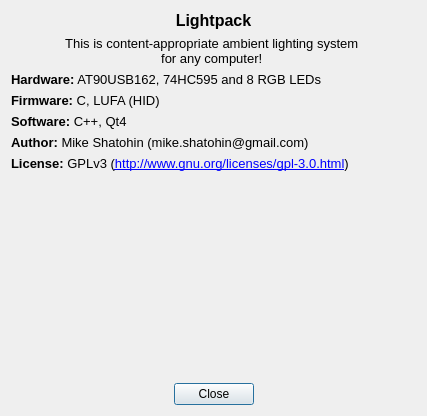
Before: the Qt Designer form Software/src/aboutdialog.ui in Atarity/Lightpack, drawn with Qt 5.
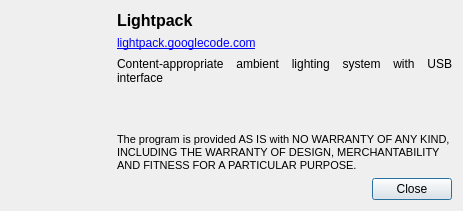
After: the same form once the commit is applied. Icons and pictures are not drawn.

Commit message: Software: new design about dialog; update translation files;

```diff
--- a/Software/src/aboutdialog.ui
+++ b/Software/src/aboutdialog.ui
@@ -6,14 +6,14 @@
    <rect>
     <x>0</x>
     <y>0</y>
-    <width>427</width>
-    <height>416</height>
+    <width>463</width>
+    <height>211</height>
    </rect>
   </property>
   <property name="minimumSize">
    <size>
-    <width>400</width>
-    <height>342</height>
+    <width>450</width>
+    <height>0</height>
    </size>
   </property>
   <property name="windowTitle">
@@ -26,6 +26,55 @@
   <property name="locale">
    <locale language="English" country="UnitedStates"/>
   </property>
+  <layout class="QHBoxLayout" name="horizontalLayout_2">
+   <item>
+    <layout class="QVBoxLayout" name="verticalLayout_2">
+     <item>
+      <widget class="QLabel" name="label">
+       <property name="minimumSize">
+        <size>
+         <width>100</width>
+         <height>0</height>
+        </size>
+       </property>
+       <property name="maximumSize">
+        <size>
+         <width>150</width>
+         <height>150</height>
+        </size>
+       </property>
+       <property name="text">
+        <string/>
+       </property>
+       <property name="pixmap">
+        <pixmap resource="../res/LightpackResources.qrc">:/icons/Lightpack.png</pixmap>
+       </property>
+       <property name="scaledContents">
+        <bool>false</bool>
+       </property>
+       <property name="alignment">
+        <set>Qt::AlignCenter</set>
+       </property>
+      </widget>
+     </item>
+     <item>
+      <spacer name="verticalSpacer_2">
+       <property name="orientation">
+        <enum>Qt::Vertical</enum>
+       </property>
+       <property name="sizeHint" stdset="0">
+        <size>
+         <width>10</width>
+         <height>40</height>
+        </size>
+       </property>
+      </spacer>
+     </item>
+    </layout>
+   </item>
+   <item>
+    <layout class="QVBoxLayout" name="verticalLayout_3">
+     <item>
   <layout class="QVBoxLayout" name="verticalLayout">
    <item>
     <widget class="QLabel" name="label_2">
@@ -33,11 +82,42 @@
       <string>&lt;!DOCTYPE HTML PUBLIC &quot;-//W3C//DTD HTML 4.0//EN&quot; &quot;http://www.w3.org/TR/REC-html40/strict.dtd&quot;&gt;
 &lt;html&gt;&lt;head&gt;&lt;meta name=&quot;qrichtext&quot; content=&quot;1&quot; /&gt;&lt;style type=&quot;text/css&quot;&gt;
 p, li { white-space: pre-wrap; }
-&lt;/style&gt;&lt;/head&gt;&lt;body style=&quot; font-family:'Sans'; font-size:10pt; font-weight:400; font-style:normal;&quot;&gt;
-&lt;p align=&quot;center&quot; style=&quot; margin-top:0px; margin-bottom:0px; margin-left:0px; margin-right:0px; -qt-block-indent:0; text-indent:0px;&quot;&gt;&lt;span style=&quot; font-size:12pt; font-weight:600;&quot;&gt;Lightpack&lt;/span&gt;&lt;/p&gt;&lt;/body&gt;&lt;/html&gt;</string>
+&lt;/style&gt;&lt;/head&gt;&lt;body style=&quot; font-family:'MS Shell Dlg 2'; font-size:8.25pt; font-weight:400; font-style:normal;&quot;&gt;
+&lt;p style=&quot; margin-top:0px; margin-bottom:0px; margin-left:0px; margin-right:0px; -qt-block-indent:0; text-indent:0px;&quot;&gt;&lt;span style=&quot; font-family:'Sans'; font-size:12pt; font-weight:600;&quot;&gt;Lightpack&lt;/span&gt;&lt;/p&gt;&lt;/body&gt;&lt;/html&gt;</string>
      </property>
      <property name="margin">
-      <number>10</number>
+          <number>0</number>
+         </property>
+         <property name="textInteractionFlags">
+          <set>Qt::LinksAccessibleByMouse|Qt::TextSelectableByMouse</set>
+         </property>
+        </widget>
+       </item>
+       <item>
+        <widget class="QLabel" name="label_8">
+         <property name="sizePolicy">
+          <sizepolicy hsizetype="Minimum" vsizetype="Preferred">
+           <horstretch>0</horstretch>
+           <verstretch>0</verstretch>
+          </sizepolicy>
+         </property>
+         <property name="minimumSize">
+          <size>
+           <width>0</width>
+           <height>0</height>
+          </size>
+         </property>
+         <property name="text">
+          <string>&lt;a href=&quot;http://lightpack.googlecode.com/&quot;&gt;lightpack.googlecode.com&lt;/a&gt;</string>
+         </property>
+         <property name="margin">
+          <number>0</number>
+         </property>
+         <property name="openExternalLinks">
+          <bool>true</bool>
+         </property>
+         <property name="textInteractionFlags">
+          <set>Qt::LinksAccessibleByMouse|Qt::TextSelectableByMouse</set>
      </property>
     </widget>
    </item>
@@ -50,12 +130,7 @@
       </sizepolicy>
      </property>
      <property name="text">
-      <string>&lt;!DOCTYPE HTML PUBLIC &quot;-//W3C//DTD HTML 4.0//EN&quot; &quot;http://www.w3.org/TR/REC-html40/strict.dtd&quot;&gt;
-&lt;html&gt;&lt;head&gt;&lt;meta name=&quot;qrichtext&quot; content=&quot;1&quot; /&gt;&lt;style type=&quot;text/css&quot;&gt;
-p, li { white-space: pre-wrap; }
-&lt;/style&gt;&lt;/head&gt;&lt;body style=&quot; font-family:'Sans'; font-size:10pt; font-weight:400; font-style:normal;&quot;&gt;
-&lt;p align=&quot;center&quot; style=&quot; margin-top:0px; margin-bottom:0px; margin-left:0px; margin-right:0px; -qt-block-indent:0; text-indent:0px;&quot;&gt;This is content-appropriate ambient lighting system &lt;/p&gt;
-&lt;p align=&quot;center&quot; style=&quot; margin-top:0px; margin-bottom:0px; margin-left:0px; margin-right:0px; -qt-block-indent:0; text-indent:0px;&quot;&gt;for any computer! &lt;/p&gt;&lt;/body&gt;&lt;/html&gt;</string>
+          <string>Content-appropriate ambient lighting system with USB interface</string>
      </property>
      <property name="alignment">
       <set>Qt::AlignJustify|Qt::AlignVCenter</set>
@@ -64,131 +139,7 @@
       <bool>true</bool>
      </property>
      <property name="margin">
-      <number>3</number>
-     </property>
-    </widget>
-   </item>
-   <item>
-    <widget class="QLabel" name="label">
-     <property name="sizePolicy">
-      <sizepolicy hsizetype="Preferred" vsizetype="Preferred">
-       <horstretch>0</horstretch>
-       <verstretch>0</verstretch>
-      </sizepolicy>
-     </property>
-     <property name="minimumSize">
-      <size>
-       <width>0</width>
-       <height>0</height>
-      </size>
-     </property>
-     <property name="text">
-      <string>&lt;!DOCTYPE HTML PUBLIC &quot;-//W3C//DTD HTML 4.0//EN&quot; &quot;http://www.w3.org/TR/REC-html40/strict.dtd&quot;&gt;
-&lt;html&gt;&lt;head&gt;&lt;meta name=&quot;qrichtext&quot; content=&quot;1&quot; /&gt;&lt;style type=&quot;text/css&quot;&gt;
-p, li { white-space: pre-wrap; }
-&lt;/style&gt;&lt;/head&gt;&lt;body style=&quot; font-family:'Sans'; font-size:10pt; font-weight:400; font-style:normal;&quot;&gt;
-&lt;p style=&quot; margin-top:0px; margin-bottom:0px; margin-left:0px; margin-right:0px; -qt-block-indent:0; text-indent:0px;&quot;&gt;&lt;span style=&quot; font-weight:600;&quot;&gt;Hardware:&lt;/span&gt; AT90USB162, 74HC595 and 8 RGB LEDs&lt;/p&gt;&lt;/body&gt;&lt;/html&gt;</string>
-     </property>
-     <property name="alignment">
-      <set>Qt::AlignJustify|Qt::AlignTop</set>
-     </property>
-     <property name="wordWrap">
-      <bool>true</bool>
-     </property>
-     <property name="margin">
-      <number>3</number>
-     </property>
-    </widget>
-   </item>
-   <item>
-    <widget class="QLabel" name="label_7">
-     <property name="text">
-      <string>&lt;!DOCTYPE HTML PUBLIC &quot;-//W3C//DTD HTML 4.0//EN&quot; &quot;http://www.w3.org/TR/REC-html40/strict.dtd&quot;&gt;
-&lt;html&gt;&lt;head&gt;&lt;meta name=&quot;qrichtext&quot; content=&quot;1&quot; /&gt;&lt;style type=&quot;text/css&quot;&gt;
-p, li { white-space: pre-wrap; }
-&lt;/style&gt;&lt;/head&gt;&lt;body style=&quot; font-family:'Sans'; font-size:10pt; font-weight:400; font-style:normal;&quot;&gt;
-&lt;p style=&quot; margin-top:0px; margin-bottom:0px; margin-left:0px; margin-right:0px; -qt-block-indent:0; text-indent:0px;&quot;&gt;&lt;span style=&quot; font-weight:600;&quot;&gt;Firmware:&lt;/span&gt; C, LUFA (HID)&lt;/p&gt;&lt;/body&gt;&lt;/html&gt;</string>
-     </property>
-     <property name="margin">
-      <number>3</number>
-     </property>
-    </widget>
-   </item>
-   <item>
-    <widget class="QLabel" name="label_6">
-     <property name="sizePolicy">
-      <sizepolicy hsizetype="Preferred" vsizetype="Preferred">
-       <horstretch>0</horstretch>
-       <verstretch>0</verstretch>
-      </sizepolicy>
-     </property>
-     <property name="frameShape">
-      <enum>QFrame::NoFrame</enum>
-     </property>
-     <property name="frameShadow">
-      <enum>QFrame::Plain</enum>
-     </property>
-     <property name="text">
-      <string>&lt;!DOCTYPE HTML PUBLIC &quot;-//W3C//DTD HTML 4.0//EN&quot; &quot;http://www.w3.org/TR/REC-html40/strict.dtd&quot;&gt;
-&lt;html&gt;&lt;head&gt;&lt;meta name=&quot;qrichtext&quot; content=&quot;1&quot; /&gt;&lt;style type=&quot;text/css&quot;&gt;
-p, li { white-space: pre-wrap; }
-&lt;/style&gt;&lt;/head&gt;&lt;body style=&quot; font-family:'MS Shell Dlg 2'; font-size:8.25pt; font-weight:400; font-style:normal;&quot;&gt;
-&lt;p style=&quot; margin-top:0px; margin-bottom:0px; margin-left:0px; margin-right:0px; -qt-block-indent:0; text-indent:0px;&quot;&gt;&lt;span style=&quot; font-family:'Sans'; font-size:10pt; font-weight:600;&quot;&gt;Software:&lt;/span&gt;&lt;span style=&quot; font-family:'Sans'; font-size:10pt;&quot;&gt; C++, Qt4&lt;/span&gt;&lt;/p&gt;&lt;/body&gt;&lt;/html&gt;</string>
-     </property>
-     <property name="scaledContents">
-      <bool>false</bool>
-     </property>
-     <property name="margin">
-      <number>3</number>
-     </property>
-     <property name="indent">
-      <number>-1</number>
-     </property>
-     <property name="buddy">
-      <cstring></cstring>
-     </property>
-    </widget>
-   </item>
-   <item>
-    <widget class="QLabel" name="label_5">
-     <property name="text">
-      <string>&lt;!DOCTYPE HTML PUBLIC &quot;-//W3C//DTD HTML 4.0//EN&quot; &quot;http://www.w3.org/TR/REC-html40/strict.dtd&quot;&gt;
-&lt;html&gt;&lt;head&gt;&lt;meta name=&quot;qrichtext&quot; content=&quot;1&quot; /&gt;&lt;style type=&quot;text/css&quot;&gt;
-p, li { white-space: pre-wrap; }
-&lt;/style&gt;&lt;/head&gt;&lt;body style=&quot; font-family:'Sans'; font-size:10pt; font-weight:400; font-style:normal;&quot;&gt;
-&lt;p style=&quot; margin-top:0px; margin-bottom:0px; margin-left:0px; margin-right:0px; -qt-block-indent:0; text-indent:0px;&quot;&gt;&lt;span style=&quot; font-weight:600;&quot;&gt;Author:&lt;/span&gt; Mike Shatohin (mike.shatohin@gmail.com)&lt;/p&gt;&lt;/body&gt;&lt;/html&gt;</string>
-     </property>
-     <property name="margin">
-      <number>3</number>
-     </property>
-     <property name="textInteractionFlags">
-      <set>Qt::LinksAccessibleByMouse|Qt::TextSelectableByMouse</set>
-     </property>
-    </widget>
-   </item>
-   <item>
-    <widget class="QLabel" name="label_8">
-     <property name="sizePolicy">
-      <sizepolicy hsizetype="Minimum" vsizetype="Preferred">
-       <horstretch>0</horstretch>
-       <verstretch>0</verstretch>
-      </sizepolicy>
-     </property>
-     <property name="minimumSize">
-      <size>
-       <width>409</width>
-       <height>0</height>
-      </size>
-     </property>
-     <property name="text">
-      <string>&lt;!DOCTYPE HTML PUBLIC &quot;-//W3C//DTD HTML 4.0//EN&quot; &quot;http://www.w3.org/TR/REC-html40/strict.dtd&quot;&gt;
-&lt;html&gt;&lt;head&gt;&lt;meta name=&quot;qrichtext&quot; content=&quot;1&quot; /&gt;&lt;style type=&quot;text/css&quot;&gt;
-p, li { white-space: pre-wrap; }
-&lt;/style&gt;&lt;/head&gt;&lt;body style=&quot; font-family:'Sans'; font-size:10pt; font-weight:400; font-style:normal;&quot;&gt;
-&lt;p style=&quot; margin-top:0px; margin-bottom:0px; margin-left:0px; margin-right:0px; -qt-block-indent:0; text-indent:0px;&quot;&gt;&lt;span style=&quot; font-weight:600;&quot;&gt;License:&lt;/span&gt; GPLv3 (&lt;a href=&quot;http://www.gnu.org/licenses/gpl-3.0.html&quot;&gt;&lt;span style=&quot; text-decoration: underline; color:#0000ff;&quot;&gt;http://www.gnu.org/licenses/gpl-3.0.html&lt;/span&gt;&lt;/a&gt;)&lt;/p&gt;&lt;/body&gt;&lt;/html&gt;</string>
-     </property>
-     <property name="margin">
-      <number>3</number>
+          <number>0</number>
      </property>
      <property name="textInteractionFlags">
       <set>Qt::LinksAccessibleByMouse|Qt::TextSelectableByMouse</set>
@@ -204,7 +155,13 @@
       <bool>true</bool>
      </property>
      <property name="margin">
-      <number>3</number>
+          <number>0</number>
+         </property>
+         <property name="openExternalLinks">
+          <bool>true</bool>
+         </property>
+         <property name="textInteractionFlags">
+          <set>Qt::LinksAccessibleByMouse|Qt::TextSelectableByMouse</set>
      </property>
     </widget>
    </item>
@@ -214,25 +171,44 @@
       <string/>
      </property>
      <property name="margin">
-      <number>3</number>
+          <number>0</number>
+         </property>
+         <property name="openExternalLinks">
+          <bool>true</bool>
+         </property>
+         <property name="textInteractionFlags">
+          <set>Qt::LinksAccessibleByMouse|Qt::TextSelectableByMouse</set>
      </property>
     </widget>
    </item>
    <item>
-    <spacer name="verticalSpacer">
+        <spacer name="horizontalSpacer_2">
      <property name="orientation">
-      <enum>Qt::Vertical</enum>
-     </property>
-     <property name="sizeType">
-      <enum>QSizePolicy::Expanding</enum>
+          <enum>Qt::Horizontal</enum>
      </property>
      <property name="sizeHint" stdset="0">
       <size>
-       <width>50</width>
-       <height>40</height>
+           <width>0</width>
+           <height>0</height>
       </size>
      </property>
     </spacer>
+       </item>
+       <item>
+        <widget class="QLabel" name="label_4">
+         <property name="text">
+          <string>&lt;!DOCTYPE HTML PUBLIC &quot;-//W3C//DTD HTML 4.0//EN&quot; &quot;http://www.w3.org/TR/REC-html40/strict.dtd&quot;&gt;
+&lt;html&gt;&lt;head&gt;&lt;meta name=&quot;qrichtext&quot; content=&quot;1&quot; /&gt;&lt;style type=&quot;text/css&quot;&gt;
+p, li { white-space: pre-wrap; }
+&lt;/style&gt;&lt;/head&gt;&lt;body style=&quot; font-family:'MS Shell Dlg 2'; font-size:8.25pt; font-weight:400; font-style:normal;&quot;&gt;
+&lt;p style=&quot; margin-top:0px; margin-bottom:0px; margin-left:0px; margin-right:0px; -qt-block-indent:0; text-indent:0px;&quot;&gt;&lt;span style=&quot; font-size:8pt;&quot;&gt;The program is provided AS IS with NO WARRANTY OF ANY KIND, INCLUDING THE WARRANTY OF DESIGN, MERCHANTABILITY AND FITNESS FOR A PARTICULAR PURPOSE.&lt;/span&gt;&lt;/p&gt;&lt;/body&gt;&lt;/html&gt;</string>
+         </property>
+         <property name="wordWrap">
+          <bool>true</bool>
+         </property>
+        </widget>
+       </item>
+      </layout>
    </item>
    <item>
     <layout class="QHBoxLayout" name="horizontalLayout">
@@ -256,18 +232,7 @@
        </property>
       </widget>
      </item>
-     <item>
-      <spacer name="horizontalSpacer_2">
-       <property name="orientation">
-        <enum>Qt::Horizontal</enum>
-       </property>
-       <property name="sizeHint" stdset="0">
-        <size>
-         <width>40</width>
-         <height>20</height>
-        </size>
-       </property>
-      </spacer>
+      </layout>
      </item>
     </layout>
    </item>
```
Lines whose indentation alone changed are shown as unchanged. The commit also changes 3 other files.
